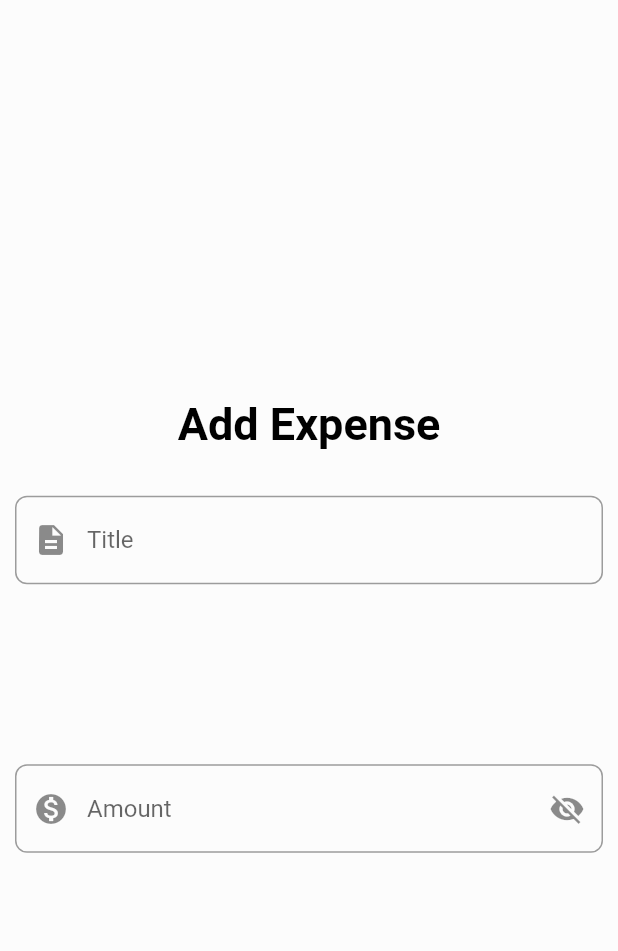
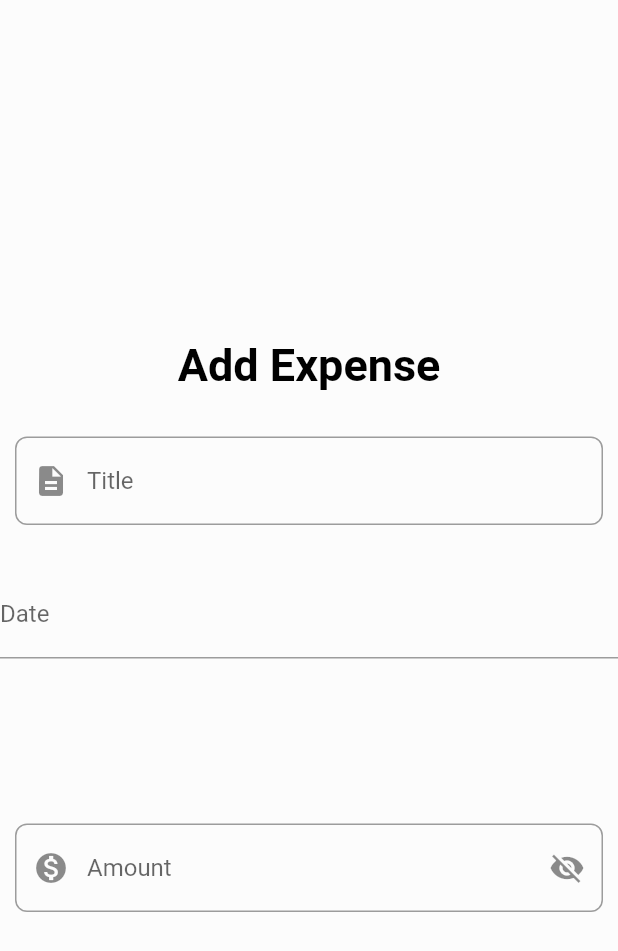
Before and after one commit to Shristythapa/budget_tracker, a Flutter app: the Expense screen opened directly, on a phone screen of 412 x 824 dp. Shown: the top 951 px of the screen. Run offline on Flutter 3.47's test engine with Material 2 defaults, Android fonts, the phone set to English and light mode, and no system bars; drawn by our look-alikes of date_time_picker.

```diff
--- a/lib/addExpense.dart
+++ b/lib/addExpense.dart
@@ -91,6 +91,23 @@ class _ExpenseState extends State<Expense> {
                     prefixIcon: Icon(Icons.description)),
               ),
             ),
+            const SizedBox(
+              height: 20,
+            ),
+
+            DateTimePicker(
+              initialValue: '',
+              firstDate: DateTime(2000),
+              lastDate: DateTime(2100),
+              dateLabelText: 'Date',
+              onChanged: (val) => print(val),
+              validator: (val) {
+                print(val);
+                return null;
+              },
+              onSaved: (val) => print(val),
+              // locale: Locale("en", "CN"),
+            ),
 
             const SizedBox(
               height: 100,
```
